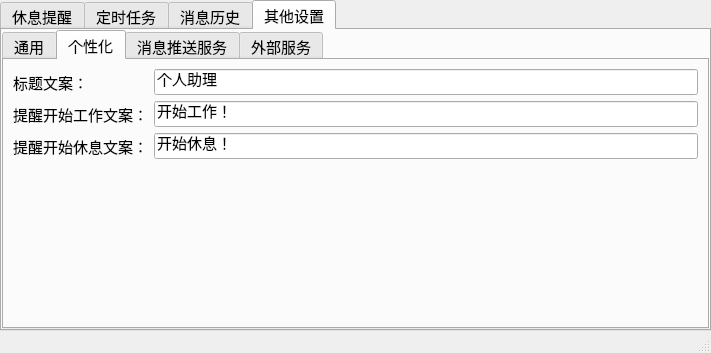
First picture: the form in main.ui, repository songquanpeng/personal-assistant, before the edit.
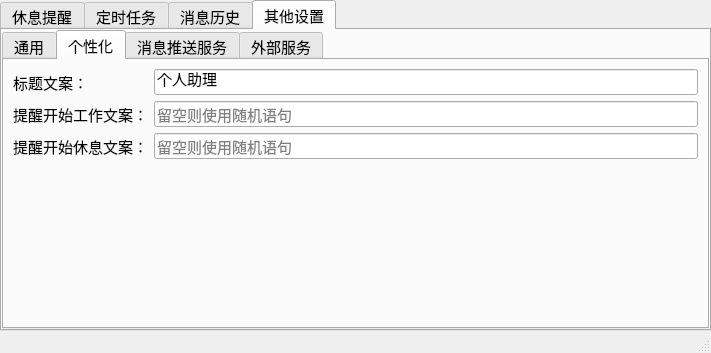
Second picture: the form after the edit. The open tabs and pages were chosen to show the change.

The edit to the form file:
```diff
--- a/main.ui
+++ b/main.ui
@@ -520,11 +520,14 @@
             <item row="1" column="1">
              <widget class="QLineEdit" name="workTextLineEdit">
               <property name="text">
-               <string>开始工作！</string>
+               <string/>
               </property>
               <property name="echoMode">
                <enum>QLineEdit::Normal</enum>
               </property>
+              <property name="placeholderText">
+               <string>留空则使用随机语句</string>
+              </property>
              </widget>
             </item>
             <item row="2" column="0">
@@ -537,11 +540,14 @@
             <item row="2" column="1">
              <widget class="QLineEdit" name="restTextLineEdit">
               <property name="text">
-               <string>开始休息！</string>
+               <string/>
               </property>
               <property name="echoMode">
                <enum>QLineEdit::Normal</enum>
               </property>
+              <property name="placeholderText">
+               <string>留空则使用随机语句</string>
+              </property>
              </widget>
             </item>
             <item row="3" column="0">
```
